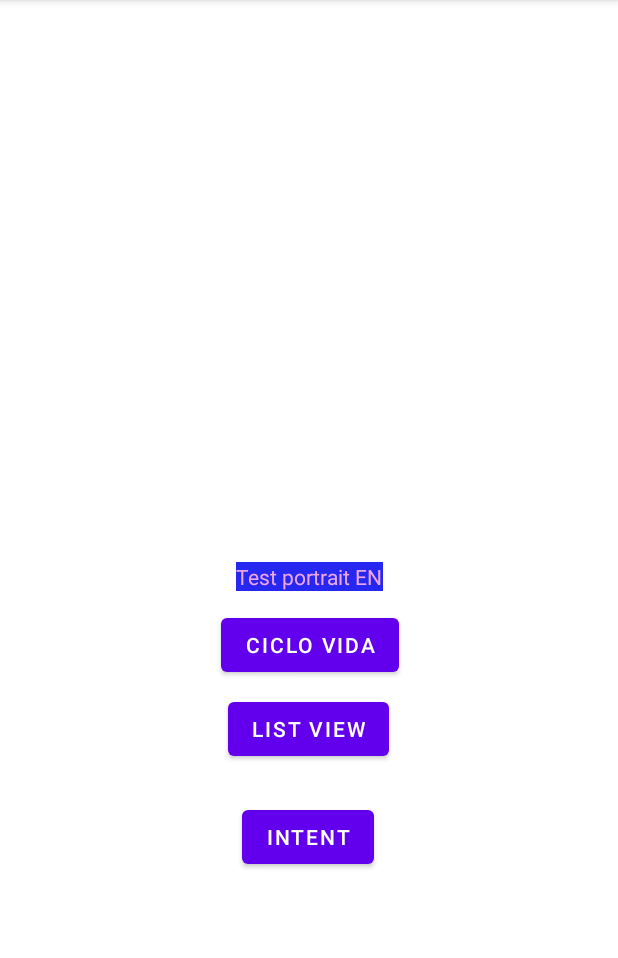
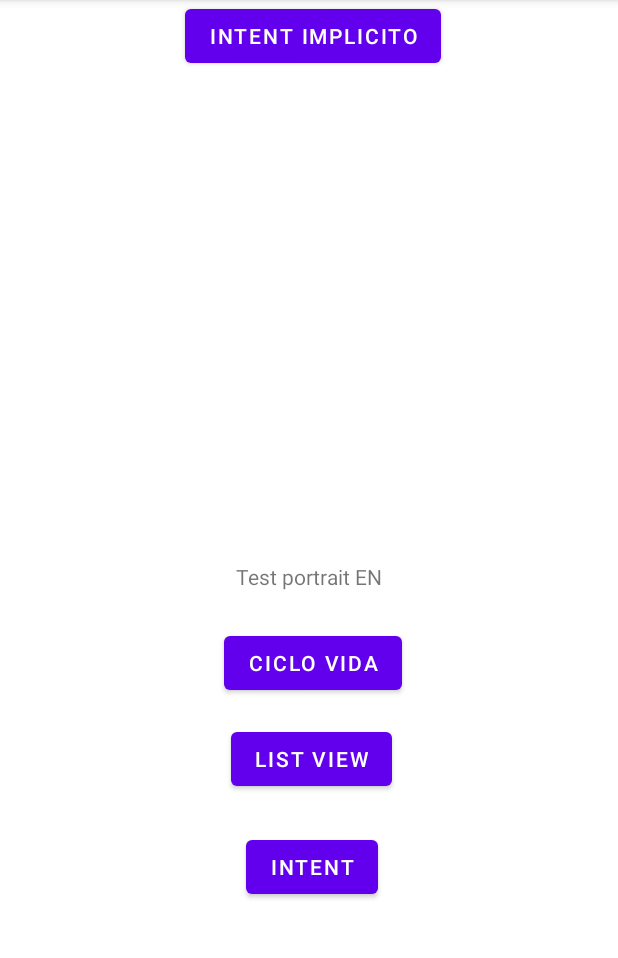
Before and after one commit to 2021-b-aplicaciones-moviles-computacion/movcom-murgueytio-campana-carlos-andres, an Android app: the screen it shows after launch (MainActivity), on a phone screen of 412 x 824 dp, the part 84-1042 px from its top. Run offline under Robolectric (Android 15) with nearby library versions, the phone set to English and light mode, and no system bars.

Commit message:
hasta intent implicito

```diff
--- a/01-android/app/src/main/res/layout/activity_main.xml
+++ b/01-android/app/src/main/res/layout/activity_main.xml
@@ -10,9 +10,7 @@
         android:id="@+id/textView"
         android:layout_width="wrap_content"
         android:layout_height="wrap_content"
-        android:background="@color/colorFondo"
         android:text="@string/hola_Mundo"
-        android:textColor="@color/colorTexto"
         app:layout_constraintBottom_toBottomOf="parent"
         app:layout_constraintLeft_toLeftOf="parent"
         app:layout_constraintRight_toRightOf="parent"
@@ -22,9 +20,10 @@
         android:id="@+id/btn_ir_ciclo_vida"
         android:layout_width="wrap_content"
         android:layout_height="wrap_content"
-        android:layout_marginTop="12dp"
-        android:text="CICLO VIDA"
+        android:layout_marginTop="24dp"
+        android:text="Ciclo Vida"
         app:layout_constraintEnd_toEndOf="@+id/textView"
+        app:layout_constraintHorizontal_bias="0.416"
         app:layout_constraintStart_toStartOf="@+id/textView"
         app:layout_constraintTop_toBottomOf="@+id/textView" />
 
@@ -32,7 +31,7 @@
         android:id="@+id/btn_ir_list_view"
         android:layout_width="wrap_content"
         android:layout_height="wrap_content"
-        android:layout_marginTop="8dp"
+        android:layout_marginTop="16dp"
         android:text="List View"
         app:layout_constraintEnd_toEndOf="@+id/btn_ir_ciclo_vida"
         app:layout_constraintHorizontal_bias="0.4"
@@ -46,8 +45,17 @@
         android:layout_marginTop="24dp"
         android:text="Intent"
         app:layout_constraintEnd_toEndOf="@+id/btn_ir_list_view"
-        app:layout_constraintHorizontal_bias="0.466"
+        app:layout_constraintHorizontal_bias="0.523"
         app:layout_constraintStart_toStartOf="@+id/btn_ir_list_view"
         app:layout_constraintTop_toBottomOf="@+id/btn_ir_list_view" />
 
+    <Button
+        android:id="@+id/btn_ir_intent_implicito"
+        android:layout_width="wrap_content"
+        android:layout_height="wrap_content"
+        android:text="intent implicito"
+        app:layout_constraintEnd_toEndOf="@+id/btn_ir_ciclo_vida"
+        app:layout_constraintStart_toStartOf="@+id/btn_ir_ciclo_vida"
+        tools:layout_editor_absoluteY="270dp" />
+
 </androidx.constraintlayout.widget.ConstraintLayout>
```
Also changed, not shown: 01-android/app/src/main/AndroidManifest.xml (+7 -1 lines), 01-android/app/src/main/java/com/example/aplicacion01/BBaseDatosMemoria.kt (+7 -6 lines), 01-android/app/src/main/java/com/example/aplicacion01/BEntrenador.kt (+19 -9 lines), 01-android/app/src/main/java/com/example/aplicacion01/CIntentExplicitoParametros.kt (+8 -11 lines), 01-android/app/src/main/java/com/example/aplicacion01/MainActivity.kt (+68 -6 lines).
